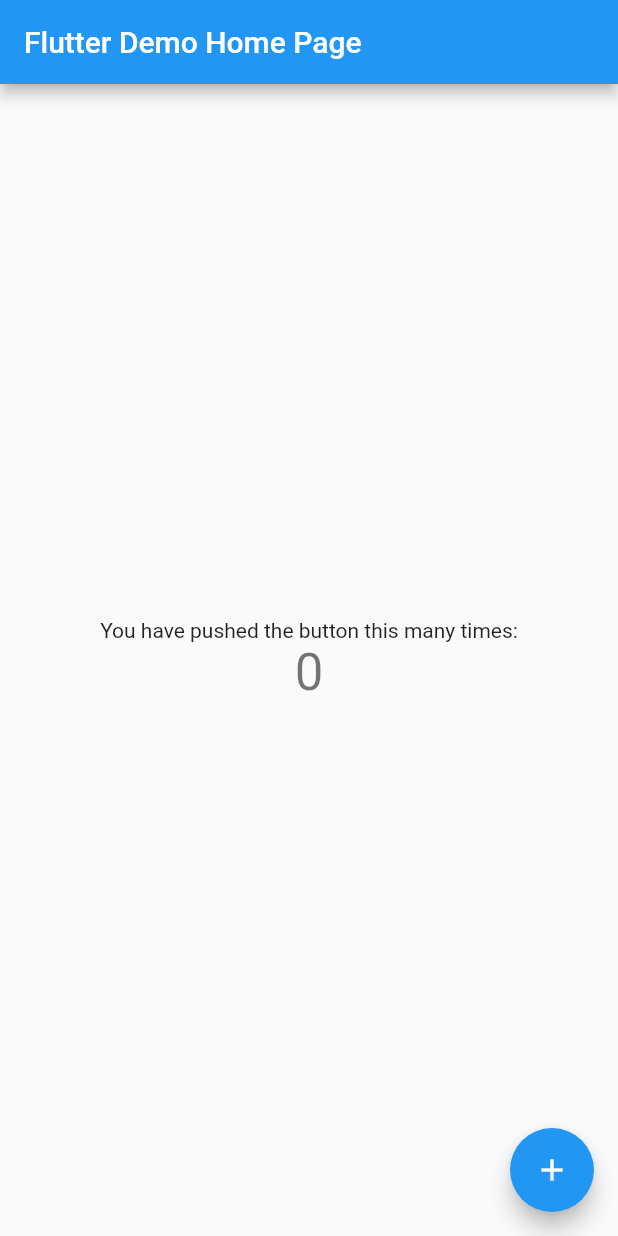
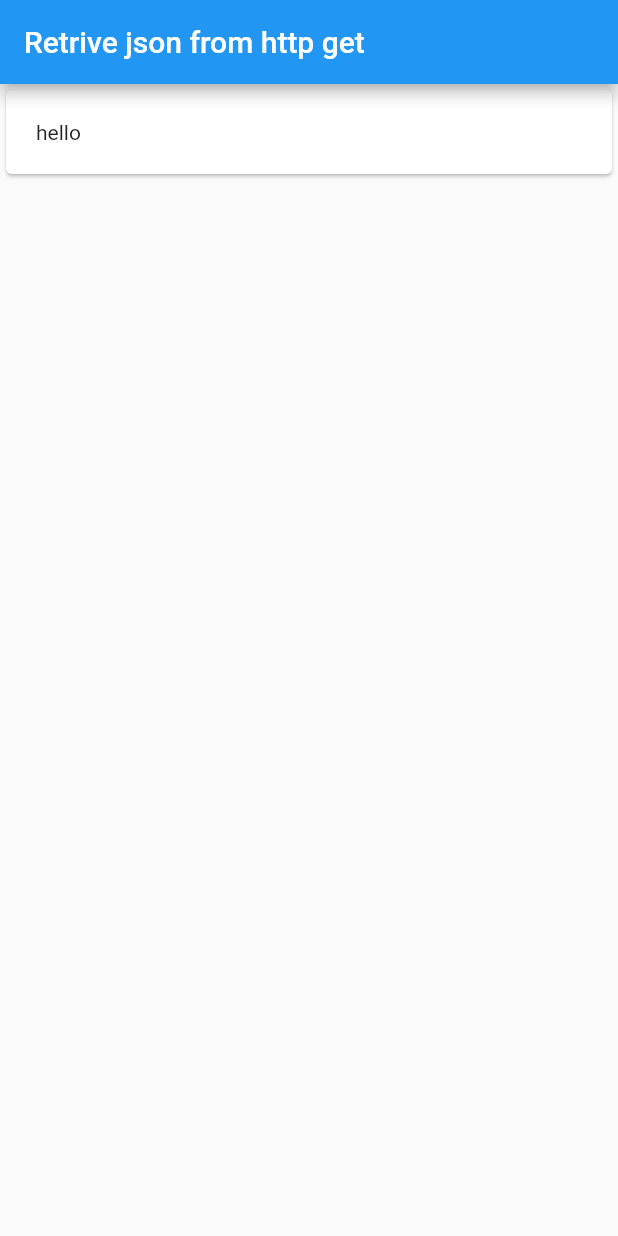
Before and after one commit to rnzid/flutterHttpGet, a Flutter app: the screen it shows after launch, on a phone screen of 412 x 824 dp. Run offline on Flutter 3.47's test engine with Material 2 defaults, Android fonts, the phone set to English and light mode, and no system bars.

Commit message:
working on module

```diff
--- a/lib/main.dart
+++ b/lib/main.dart
@@ -1,115 +1,42 @@
 import 'package:flutter/material.dart';
 
-void main() {
-  runApp(const MyApp());
+void main() => runApp(MaterialApp(
+      home: HomePage(),
+    ));
+
+class HomePage extends StatefulWidget {
+  const HomePage({Key? key}) : super(key: key);
+
+  @override
+  State<HomePage> createState() => _HomePageState();
 }
 
-class MyApp extends StatelessWidget {
-  const MyApp({Key? key}) : super(key: key);
-
-  // This widget is the root of your application.
+class _HomePageState extends State<HomePage> {
   @override
   Widget build(BuildContext context) {
-    return MaterialApp(
-      title: 'Flutter Demo',
-      theme: ThemeData(
-        // This is the theme of your application.
-        //
-        // Try running your application with "flutter run". You'll see the
-        // application has a blue toolbar. Then, without quitting the app, try
-        // changing the primarySwatch below to Colors.green and then invoke
-        // "hot reload" (press "r" in the console where you ran "flutter run",
-        // or simply save your changes to "hot reload" in a Flutter IDE).
-        // Notice that the counter didn't reset back to zero; the application
-        // is not restarted.
-        primarySwatch: Colors.blue,
+    return Scaffold(
+      appBar: AppBar(
+        title: const Text("Retrive json from http get"),
       ),
-      home: const MyHomePage(title: 'Flutter Demo Home Page'),
+      body: ListView.builder(
+          itemCount: 1,
+          itemBuilder: (BuildContext context, int index) {
+            return Container(
+              child: Center(
+                child: Column(
+                  crossAxisAlignment: CrossAxisAlignment.stretch,
+                  children: <Widget>[
+                    Card(
+                      child: Container(
+                        child: const Text("hello"),
+                        padding: const EdgeInsets.all(20.0),
+                      ),
+                    )
+                  ],
+                ),
+              ),
+            );
+          }),
     );
   }
 }
-
-class MyHomePage extends StatefulWidget {
-  const MyHomePage({Key? key, required this.title}) : super(key: key);
-
-  // This widget is the home page of your application. It is stateful, meaning
-  // that it has a State object (defined below) that contains fields that affect
-  // how it looks.
-
-  // This class is the configuration for the state. It holds the values (in this
-  // case the title) provided by the parent (in this case the App widget) and
-  // used by the build method of the State. Fields in a Widget subclass are
-  // always marked "final".
-
-  final String title;
-
-  @override
-  State<MyHomePage> createState() => _MyHomePageState();
-}
-
-class _MyHomePageState extends State<MyHomePage> {
-  int _counter = 0;
-
-  void _incrementCounter() {
-    setState(() {
-      // This call to setState tells the Flutter framework that something has
-      // changed in this State, which causes it to rerun the build method below
-      // so that the display can reflect the updated values. If we changed
-      // _counter without calling setState(), then the build method would not be
-      // called again, and so nothing would appear to happen.
-      _counter++;
-    });
-  }
-
-  @override
-  Widget build(BuildContext context) {
-    // This method is rerun every time setState is called, for instance as done
-    // by the _incrementCounter method above.
-    //
-    // The Flutter framework has been optimized to make rerunning build methods
-    // fast, so that you can just rebuild anything that needs updating rather
-    // than having to individually change instances of widgets.
-    return Scaffold(
-      appBar: AppBar(
-        // Here we take the value from the MyHomePage object that was created by
-        // the App.build method, and use it to set our appbar title.
-        title: Text(widget.title),
-      ),
-      body: Center(
-        // Center is a layout widget. It takes a single child and positions it
-        // in the middle of the parent.
-        child: Column(
-          // Column is also a layout widget. It takes a list of children and
-          // arranges them vertically. By default, it sizes itself to fit its
-          // children horizontally, and tries to be as tall as its parent.
-          //
-          // Invoke "debug painting" (press "p" in the console, choose the
-          // "Toggle Debug Paint" action from the Flutter Inspector in Android
-          // Studio, or the "Toggle Debug Paint" command in Visual Studio Code)
-          // to see the wireframe for each widget.
-          //
-          // Column has various properties to control how it sizes itself and
-          // how it positions its children. Here we use mainAxisAlignment to
-          // center the children vertically; the main axis here is the vertical
-          // axis because Columns are vertical (the cross axis would be
-          // horizontal).
-          mainAxisAlignment: MainAxisAlignment.center,
-          children: <Widget>[
-            const Text(
-              'You have pushed the button this many times:',
-            ),
-            Text(
-              '$_counter',
-              style: Theme.of(context).textTheme.headline4,
-            ),
-          ],
-        ),
-      ),
-      floatingActionButton: FloatingActionButton(
-        onPressed: _incrementCounter,
-        tooltip: 'Increment',
-        child: const Icon(Icons.add),
-      ), // This trailing comma makes auto-formatting nicer for build methods.
-    );
-  }
-}
```
Also changed, not shown: 1 other file.
